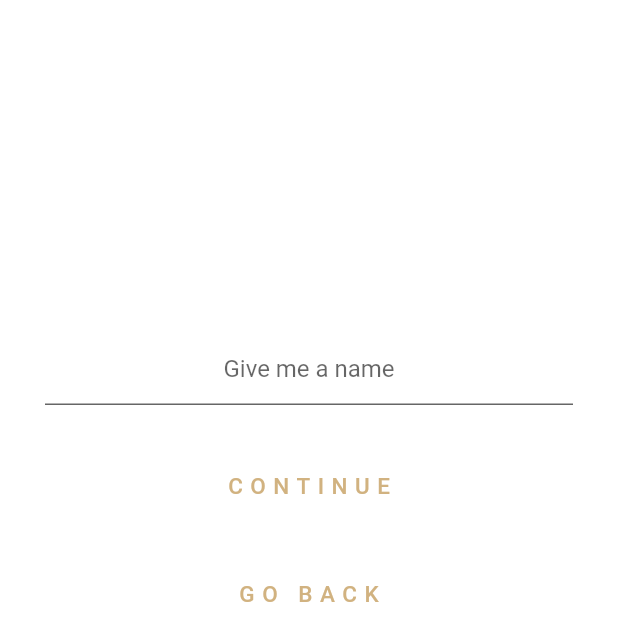
After one commit to gryanab/tracker-app, a Flutter app: the screen it shows after launch, after a tap on "Sign In", on a phone screen of 412 x 824 dp. The commit adds this screen. Shown: the top 641 px of the screen. Run offline on Flutter 3.47's test engine with Material 2 defaults, Android fonts, the phone set to English and light mode, and no system bars; network calls fail; Roboto replaces fonts that are missing (Gill Sans).

Commit message:
adds page to set name and create new user + welcome page

```diff
--- /dev/null
+++ b/lib/themes/styles.dart
@@ -0,0 +1,8 @@
+import 'package:flutter/material.dart';
+
+final buttonStyle = TextStyle(
+  color: Colors.white,
+  fontSize: 18,
+  fontFamily: 'Gill Sans',
+  letterSpacing: 5,
+);
--- a/lib/widgets/Landing/components/landingOptions.dart
+++ b/lib/widgets/Landing/components/landingOptions.dart
@@ -1,5 +1,5 @@
 import 'package:flutter/material.dart';
-import 'package:tracker/widgets/Album.dart';
+import 'package:tracker/widgets/Signup/SetName/SetName.dart';
 import 'package:tracker/widgets/WhereAmI.dart';
 
 class LandingOptions extends StatelessWidget {
@@ -26,14 +26,7 @@ class LandingOptions extends StatelessWidget {
                   letterSpacing: 5,
                 ),
               ),
-              onPressed: () {
-                Navigator.push(
-                  context,
-                  MaterialPageRoute(
-                    builder: (context) => Album(),
-                  ),
-                );
-              },
+              onPressed: null,
             ),
             Padding(
               padding: const EdgeInsets.symmetric(horizontal: 20),
@@ -44,7 +37,14 @@ class LandingOptions extends StatelessWidget {
                 'Sign In',
                 style: buttonStyle,
               ),
-              onPressed: null,
+              onPressed: () {
+                Navigator.push(
+                  context,
+                  MaterialPageRoute(
+                    builder: (context) => SetName(),
+                  ),
+                );
+              },
             ),
           ],
         ),
--- /dev/null
+++ b/lib/widgets/Signup/SetName/SetName.dart
@@ -0,0 +1,132 @@
+import 'dart:async';
+import 'dart:convert';
+
+import 'package:flutter/material.dart';
+import 'package:http/http.dart' as http;
+import 'package:tracker/widgets/Signup/Welcome/Welcome.dart';
+
+Future createUser(String userName) async {
+  Map data = {'username': userName};
+  //encode Map to JSON
+  var body = json.encode(data);
+  final response = await http.post('http://localhost:5000/users/create',
+      headers: {"Content-Type": "application/json"}, body: body);
+
+  return response.statusCode;
+}
+
+class SetName extends StatefulWidget {
+  @override
+  _SetNameState createState() => _SetNameState();
+}
+
+class _SetNameState extends State<SetName> {
+  final textFieldValueControler = TextEditingController();
+  var textFieldValue = '';
+
+  final buttonStyle = TextStyle(
+    color: Colors.white,
+    fontSize: 18,
+    fontFamily: 'Gill Sans',
+    letterSpacing: 5,
+  );
+
+  @override
+  void dispose() {
+    // Clean up the controller when the widget is disposed.
+    textFieldValueControler.dispose();
+    super.dispose();
+  }
+
+  @override
+  Widget build(BuildContext context) {
+    return Material(
+      type: MaterialType.transparency,
+      child: Column(
+        mainAxisAlignment: MainAxisAlignment.start,
+        children: <Widget>[
+          Padding(
+            padding: const EdgeInsets.fromLTRB(55, 100, 55, 50),
+            child: Text(
+              'HOW SHOULD I CALL YOU ?',
+              style: TextStyle(
+                color: Colors.white,
+                fontSize: 18,
+                fontFamily: 'Gill Sans',
+                letterSpacing: 5,
+              ),
+              textAlign: TextAlign.center,
+            ),
+          ),
+          Padding(
+            padding: const EdgeInsets.all(30),
+            child: TextField(
+              controller: textFieldValueControler,
+              style: TextStyle(color: Color.fromRGBO(209, 178, 128, 1)),
+              textAlign: TextAlign.center,
+              decoration: InputDecoration(
+                filled: true,
+                fillColor: Colors.white,
+                hintText: 'Give me a name',
+              ),
+            ),
+          ),
+          Column(
+            mainAxisAlignment: MainAxisAlignment.center,
+            children: <Widget>[
+              FlatButton(
+                  child: Text(
+                    'CONTINUE',
+                    style: TextStyle(
+                      color: Color.fromRGBO(209, 178, 128, 1),
+                      fontSize: 15,
+                      fontFamily: 'Gill Sans',
+                      letterSpacing: 5,
+                    ),
+                  ),
+                  onPressed: () {
+                    createUser(textFieldValueControler.text);
+                    Navigator.push(
+                      context,
+                      MaterialPageRoute(
+                        builder: (context) =>
+                            Welcome(textFieldValueControler.text),
+                      ),
+                    );
+                  }),
+              Padding(
+                padding: const EdgeInsets.symmetric(vertical: 2),
+                child: Text(
+                  'or',
+                  style: TextStyle(
+                    color: Colors.white,
+                    fontSize: 15,
+                    fontFamily: 'Gill Sans',
+                    letterSpacing: 5,
+                  ),
+                ),
+              ),
+              Padding(
+                padding: const EdgeInsets.symmetric(vertical: 2),
+                child: FlatButton(
+                  child: Text(
+                    'GO BACK',
+                    style: TextStyle(
+                      color: Color.fromRGBO(209, 178, 128, 1),
+                      fontSize: 15,
+                      fontFamily: 'Gill Sans',
+                      letterSpacing: 5,
+                    ),
+                  ),
+                  onPressed: () {
+                    Navigator.pop(context);
+                  },
+                ),
+              ),
+            ],
+          )
+        ],
+      ),
+    );
+  }
+}
```
Also changed, not shown: lib/widgets/Album.dart (deleted, +0 -98 lines), lib/widgets/Signup/Welcome/Welcome.dart (added, +64 -0 lines), pubspec.lock.
